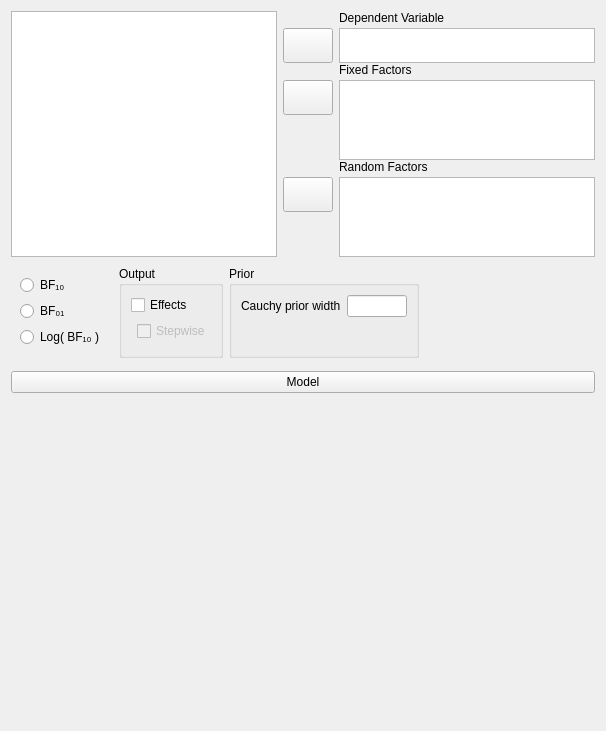
jasp-stats/jasp-desktop, file JASP-Desktop/analysisforms/anovabayesianform.ui: the form before one commit.
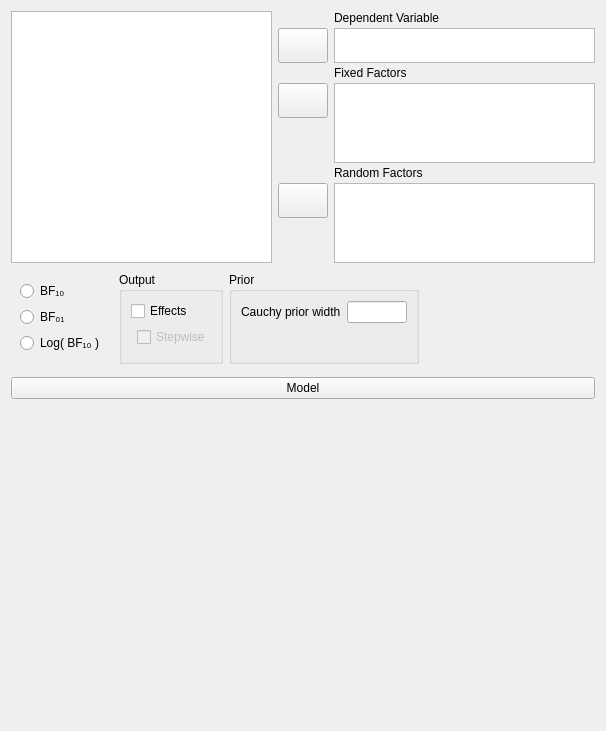
The form after the commit. Custom widgets are drawn as their Qt base class.

Patch:
```diff
--- a/JASP-Desktop/analysisforms/anovabayesianform.ui
+++ b/JASP-Desktop/analysisforms/anovabayesianform.ui
@@ -26,53 +26,11 @@
    <item>
     <widget class="QWidget" name="topWidget" native="true">
      <property name="sizePolicy">
-      <sizepolicy hsizetype="Expanding" vsizetype="Fixed">
+      <sizepolicy hsizetype="Preferred" vsizetype="Fixed">
        <horstretch>0</horstretch>
        <verstretch>0</verstretch>
       </sizepolicy>
      </property>
-     <property name="maximumSize">
-      <size>
-       <width>16777215</width>
-       <height>16777215</height>
-      </size>
-     </property>
-     <layout class="QGridLayout" name="gridLayout_7">
-      <property name="leftMargin">
-       <number>0</number>
-      </property>
-      <property name="topMargin">
-       <number>0</number>
-      </property>
-      <property name="rightMargin">
-       <number>0</number>
-      </property>
-      <property name="bottomMargin">
-       <number>0</number>
-      </property>
-      <property name="verticalSpacing">
-       <number>0</number>
-      </property>
-      <item row="0" column="2">
-       <widget class="QWidget" name="verticalWidget" native="true">
-        <layout class="QVBoxLayout" name="verticalLayout_2">
-         <property name="spacing">
-          <number>0</number>
-         </property>
-         <property name="leftMargin">
-          <number>0</number>
-         </property>
-         <property name="topMargin">
-          <number>0</number>
-         </property>
-         <property name="rightMargin">
-          <number>0</number>
-         </property>
-         <property name="bottomMargin">
-          <number>0</number>
-         </property>
-         <item>
-          <widget class="QWidget" name="widget_6" native="true">
            <layout class="QGridLayout" name="gridLayout_3">
             <property name="leftMargin">
              <number>0</number>
@@ -89,39 +47,32 @@
             <property name="verticalSpacing">
              <number>3</number>
             </property>
-            <item row="0" column="1">
-             <widget class="QLabel" name="label">
-              <property name="text">
-               <string>Dependent Variable</string>
-              </property>
-             </widget>
-            </item>
-            <item row="1" column="0">
-             <widget class="AssignButton" name="buttonAssignDependent">
-              <property name="sizePolicy">
-               <sizepolicy hsizetype="Fixed" vsizetype="Fixed">
-                <horstretch>0</horstretch>
-                <verstretch>0</verstretch>
-               </sizepolicy>
-              </property>
-              <property name="minimumSize">
-               <size>
-                <width>50</width>
-                <height>35</height>
-               </size>
-              </property>
-              <property name="maximumSize">
-               <size>
-                <width>50</width>
-                <height>35</height>
-               </size>
-              </property>
-              <property name="text">
-               <string/>
-              </property>
-             </widget>
-            </item>
             <item row="1" column="1">
+       <widget class="AssignButton" name="buttonAssignDependent">
+        <property name="sizePolicy">
+         <sizepolicy hsizetype="Fixed" vsizetype="Fixed">
+          <horstretch>0</horstretch>
+          <verstretch>0</verstretch>
+         </sizepolicy>
+        </property>
+        <property name="minimumSize">
+         <size>
+          <width>50</width>
+          <height>35</height>
+         </size>
+        </property>
+        <property name="maximumSize">
+         <size>
+          <width>50</width>
+          <height>35</height>
+         </size>
+        </property>
+        <property name="text">
+         <string/>
+        </property>
+       </widget>
+      </item>
+      <item row="1" column="2">
              <widget class="BoundListView" name="dependent">
               <property name="sizePolicy">
                <sizepolicy hsizetype="Expanding" vsizetype="Fixed">
@@ -146,53 +97,14 @@
               </property>
              </widget>
             </item>
-           </layout>
-          </widget>
-         </item>
-         <item>
-          <widget class="QWidget" name="widget_5" native="true">
-           <layout class="QGridLayout" name="gridLayout_2">
-            <property name="leftMargin">
-             <number>0</number>
-            </property>
-            <property name="topMargin">
-             <number>0</number>
-            </property>
-            <property name="rightMargin">
-             <number>0</number>
-            </property>
-            <property name="bottomMargin">
-             <number>0</number>
-            </property>
-            <property name="verticalSpacing">
-             <number>3</number>
-            </property>
-            <item row="1" column="0">
-             <widget class="AssignButton" name="buttonAssignFixed">
-              <property name="sizePolicy">
-               <sizepolicy hsizetype="Fixed" vsizetype="Fixed">
-                <horstretch>0</horstretch>
-                <verstretch>0</verstretch>
-               </sizepolicy>
-              </property>
-              <property name="minimumSize">
-               <size>
-                <width>50</width>
-                <height>35</height>
-               </size>
-              </property>
-              <property name="maximumSize">
-               <size>
-                <width>50</width>
-                <height>35</height>
-               </size>
-              </property>
+      <item row="0" column="2">
+       <widget class="QLabel" name="label">
               <property name="text">
-               <string/>
+         <string>Dependent Variable</string>
               </property>
              </widget>
             </item>
-            <item row="1" column="1" rowspan="2">
+      <item row="3" column="2" rowspan="2">
              <widget class="BoundListView" name="fixedFactors">
               <property name="sizePolicy">
                <sizepolicy hsizetype="Expanding" vsizetype="Fixed">
@@ -217,98 +129,122 @@
               </property>
              </widget>
             </item>
-            <item row="0" column="1">
+      <item row="3" column="1">
+       <widget class="AssignButton" name="buttonAssignFixed">
+        <property name="sizePolicy">
+         <sizepolicy hsizetype="Fixed" vsizetype="Fixed">
+          <horstretch>0</horstretch>
+          <verstretch>0</verstretch>
+         </sizepolicy>
+        </property>
+        <property name="minimumSize">
+         <size>
+          <width>50</width>
+          <height>35</height>
+         </size>
+        </property>
+        <property name="maximumSize">
+         <size>
+          <width>50</width>
+          <height>35</height>
+         </size>
+        </property>
+        <property name="text">
+         <string/>
+        </property>
+       </widget>
+      </item>
+      <item row="2" column="2">
              <widget class="QLabel" name="label_2">
               <property name="text">
                <string>Fixed Factors</string>
               </property>
              </widget>
             </item>
-           </layout>
-          </widget>
-         </item>
-         <item>
-          <widget class="QWidget" name="widget" native="true">
-           <layout class="QGridLayout" name="gridLayout">
-            <property name="leftMargin">
-             <number>0</number>
-            </property>
-            <property name="topMargin">
-             <number>0</number>
-            </property>
-            <property name="rightMargin">
-             <number>0</number>
-            </property>
-            <property name="bottomMargin">
-             <number>0</number>
-            </property>
-            <property name="verticalSpacing">
-             <number>3</number>
-            </property>
-            <item row="1" column="0">
-             <widget class="AssignButton" name="buttonAssignRandom">
-              <property name="sizePolicy">
-               <sizepolicy hsizetype="Fixed" vsizetype="Fixed">
-                <horstretch>0</horstretch>
-                <verstretch>0</verstretch>
-               </sizepolicy>
-              </property>
-              <property name="minimumSize">
-               <size>
-                <width>50</width>
-                <height>35</height>
-               </size>
-              </property>
-              <property name="maximumSize">
-               <size>
-                <width>50</width>
-                <height>35</height>
-               </size>
-              </property>
-              <property name="text">
-               <string/>
-              </property>
-             </widget>
-            </item>
-            <item row="1" column="1" rowspan="2">
-             <widget class="BoundListView" name="randomFactors">
-              <property name="sizePolicy">
-               <sizepolicy hsizetype="Expanding" vsizetype="Fixed">
-                <horstretch>0</horstretch>
-                <verstretch>0</verstretch>
-               </sizepolicy>
-              </property>
-              <property name="minimumSize">
-               <size>
-                <width>210</width>
-                <height>80</height>
-               </size>
-              </property>
-              <property name="maximumSize">
-               <size>
-                <width>16777215</width>
-                <height>80</height>
-               </size>
-              </property>
-              <property name="selectionMode">
-               <enum>QAbstractItemView::ExtendedSelection</enum>
-              </property>
-             </widget>
-            </item>
-            <item row="0" column="1">
+      <item row="5" column="2">
              <widget class="QLabel" name="label_3">
               <property name="text">
                <string>Random Factors</string>
               </property>
              </widget>
             </item>
-           </layout>
-          </widget>
-         </item>
-        </layout>
+      <item row="4" column="1">
+       <spacer name="verticalSpacer">
+        <property name="orientation">
+         <enum>Qt::Vertical</enum>
+        </property>
+        <property name="sizeHint" stdset="0">
+         <size>
+          <width>20</width>
+          <height>0</height>
+         </size>
+        </property>
+       </spacer>
+      </item>
+      <item row="7" column="1">
+       <spacer name="verticalSpacer_2">
+        <property name="orientation">
+         <enum>Qt::Vertical</enum>
+        </property>
+        <property name="sizeHint" stdset="0">
+         <size>
+          <width>20</width>
+          <height>0</height>
+         </size>
+        </property>
+       </spacer>
+      </item>
+      <item row="6" column="1">
+       <widget class="AssignButton" name="buttonAssignRandom">
+        <property name="sizePolicy">
+         <sizepolicy hsizetype="Fixed" vsizetype="Fixed">
+          <horstretch>0</horstretch>
+          <verstretch>0</verstretch>
+         </sizepolicy>
+        </property>
+        <property name="minimumSize">
+         <size>
+          <width>50</width>
+          <height>35</height>
+         </size>
+        </property>
+        <property name="maximumSize">
+         <size>
+          <width>50</width>
+          <height>35</height>
+         </size>
+        </property>
+        <property name="text">
+         <string/>
+        </property>
+       </widget>
+      </item>
+      <item row="6" column="2" rowspan="2">
+       <widget class="BoundListView" name="randomFactors">
+        <property name="sizePolicy">
+         <sizepolicy hsizetype="Expanding" vsizetype="Fixed">
+          <horstretch>0</horstretch>
+          <verstretch>0</verstretch>
+         </sizepolicy>
+        </property>
+        <property name="minimumSize">
+         <size>
+          <width>210</width>
+          <height>80</height>
+         </size>
+        </property>
+        <property name="maximumSize">
+         <size>
+          <width>16777215</width>
+          <height>80</height>
+         </size>
+        </property>
+        <property name="selectionMode">
+         <enum>QAbstractItemView::ExtendedSelection</enum>
+        </property>
        </widget>
       </item>
-      <item row="0" column="0" rowspan="5">
+      <item row="0" column="0" rowspan="8">
        <widget class="AvailableFieldsListView" name="listAvailableFields">
         <property name="sizePolicy">
          <sizepolicy hsizetype="Expanding" vsizetype="Preferred">
```
Lines whose indentation alone changed are shown as unchanged.
